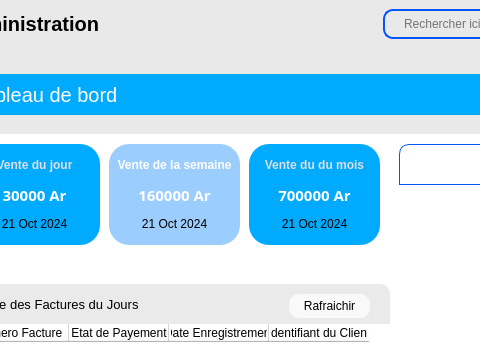
Old version of the form views/auth/main_admin_window.ui in the repository ninohantonio/Store-Management; both pictures show x 131 to 611 and y 0 to 354 of the 1365 by 697 pixel window.
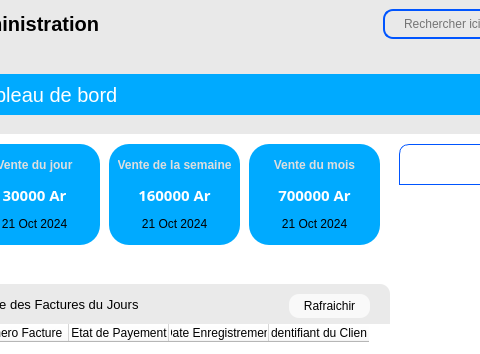
New version of the form. Icons and pictures are not drawn. Custom widgets are drawn as their Qt base class.

Patch:
```diff
--- a/views/auth/main_admin_window.ui
+++ b/views/auth/main_admin_window.ui
@@ -1478,7 +1478,7 @@
                    </rect>
                   </property>
                   <property name="styleSheet">
-                   <string notr="true">background-color:  rgba(85, 170, 255, 150);
+                   <string notr="true">background-color: rgb(0, 170, 255);
 border-radius: 20px;</string>
                   </property>
                   <property name="frameShape">
@@ -1497,7 +1497,7 @@
                      </property>
                      <property name="styleSheet">
                       <string notr="true">background-color: transparent;
-color: white;</string>
+color: #dedede;</string>
                      </property>
                      <property name="text">
                       <string>Vente de la semaine</string>
@@ -1575,7 +1575,7 @@
 color: #dedede;</string>
                      </property>
                      <property name="text">
-                      <string>Vente du du mois</string>
+                      <string>Vente du mois</string>
                      </property>
                      <property name="alignment">
                       <set>Qt::AlignmentFlag::AlignCenter</set>
```
